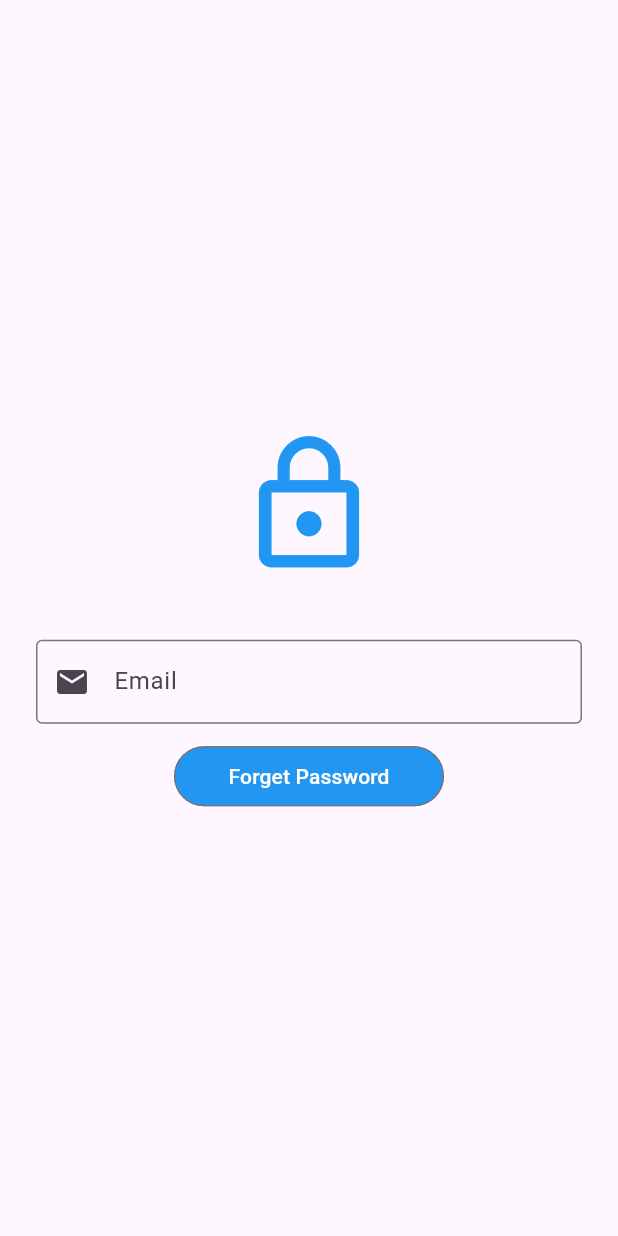
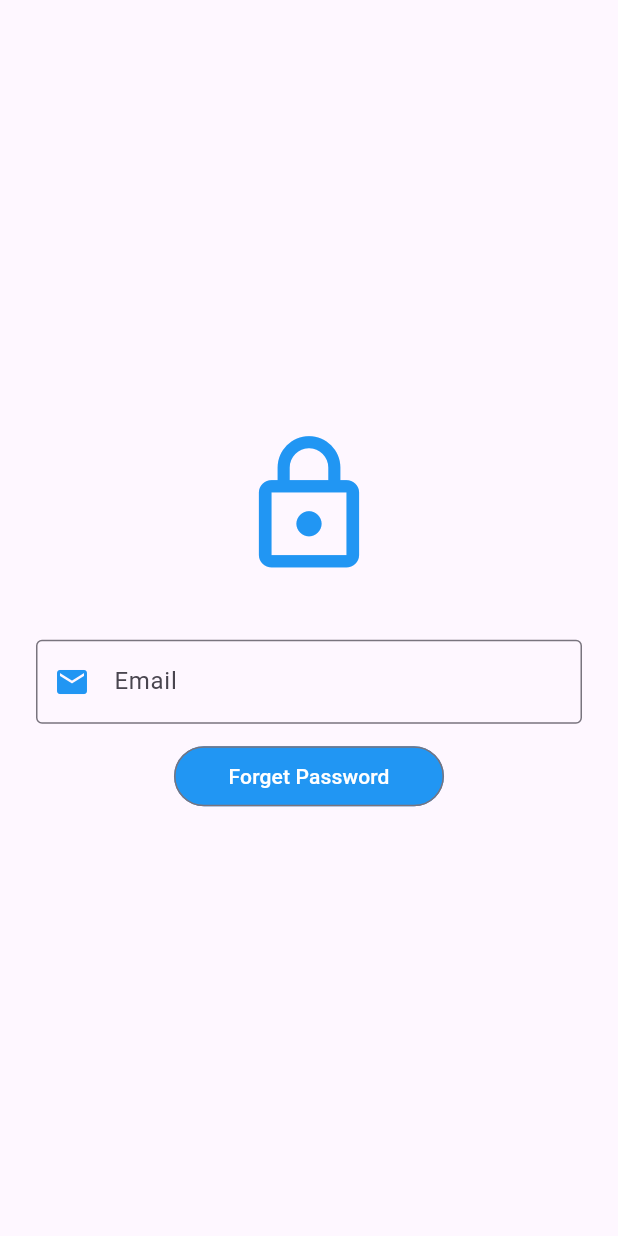
Before and after one commit to GeeksVishal/odoo, a Flutter app: the screen it shows after launch, after a tap on "Forget Password ?", on a phone screen of 412 x 824 dp. Run offline on Flutter 3.47's test engine with Material 3 defaults, Android fonts, the phone set to English and light mode, and no system bars.

Commit message:
Merge remote-tracking branch 'origin/master'

```diff
--- a/lib/screens/forget_screen.dart
+++ b/lib/screens/forget_screen.dart
@@ -22,7 +22,7 @@ class ForgetScreen extends StatelessWidget {
                 decoration: InputDecoration(
                   labelText: 'Email',
                   border: OutlineInputBorder(),
-                  prefixIcon: Icon(Icons.email),
+                  prefixIcon: Icon(Icons.email,color: Colors.blue,),
                 ),
               ),
               SizedBox(height: 15,),
--- a/lib/screens/login_screen.dart
+++ b/lib/screens/login_screen.dart
@@ -28,7 +28,7 @@ class LoginScreen extends StatelessWidget {
                 decoration: InputDecoration(
                   labelText: 'Email',
                   border: OutlineInputBorder(),
-                  prefixIcon: Icon(Icons.email),
+                  prefixIcon: Icon(Icons.email,color: Colors.blue,),
                 ),
               ),
               SizedBox(height: 20),
@@ -38,7 +38,7 @@ class LoginScreen extends StatelessWidget {
                 decoration: InputDecoration(
                   labelText: 'Password',
                   border: OutlineInputBorder(),
-                  prefixIcon: Icon(Icons.lock),
+                  prefixIcon: Icon(Icons.lock,color: Colors.blue,),
                 ),
               ),
               SizedBox(height: 10),
```
